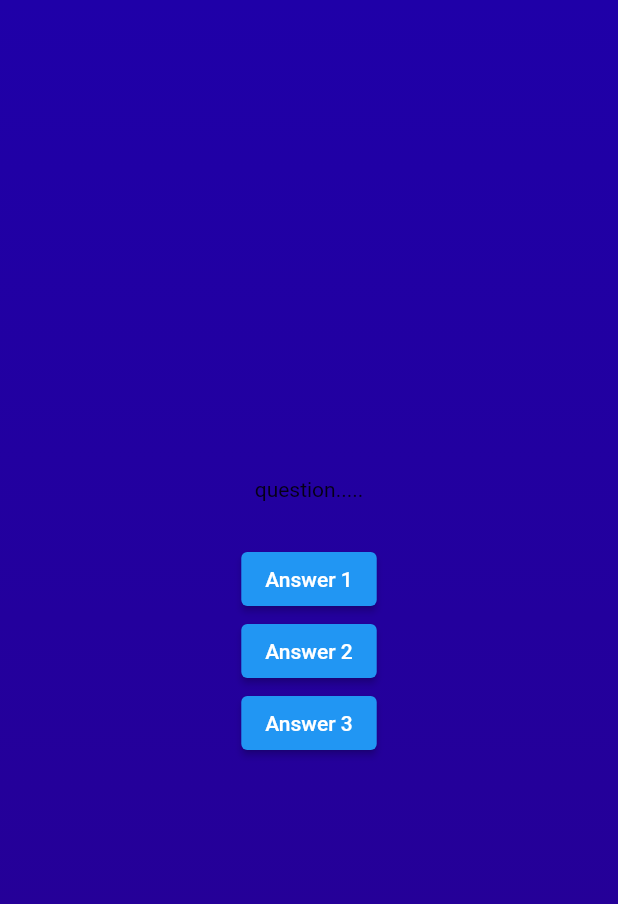
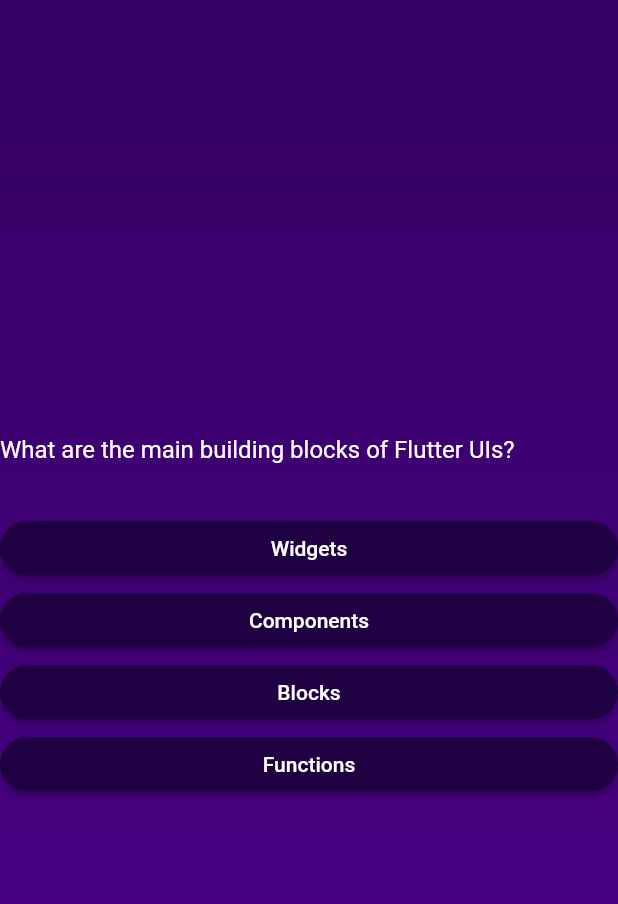
Before and after one commit to NdersCode/app_002, a Flutter app: the screen it shows after launch, after a tap on "Start quiz", on a phone screen of 412 x 824 dp. Shown: the top 904 px of the screen. Run offline on Flutter 3.47's test engine with Material 2 defaults, Android fonts, the phone set to English and light mode, and no system bars.

Commit message:
latest commit

```diff
--- a/lib/answer_button.dart
+++ b/lib/answer_button.dart
@@ -14,7 +14,14 @@
   Widget build(context) {
     return ElevatedButton(
       onPressed: onTap,
-      style: ElevatedButton.styleFrom(),
+      style: ElevatedButton.styleFrom(
+        padding: const EdgeInsets.symmetric(horizontal: 40, vertical: 10),
+        backgroundColor: const Color.fromARGB(255, 31, 0, 66),
+        foregroundColor: Colors.white,
+        shape: RoundedRectangleBorder(
+          borderRadius: BorderRadius.circular(30),
+        ),
+      ),
       child: Text(answerText),
     );
   }
--- a/lib/questions_screen.dart
+++ b/lib/questions_screen.dart
@@ -1,4 +1,5 @@
 import 'package:app_002/answer_button.dart';
+import 'package:app_002/data/questions.dart';
 import 'package:flutter/material.dart';
 
 class QuestionsScreen extends StatefulWidget {
@@ -11,26 +12,31 @@
 }
 
 class _QuestionsScreenState extends State<QuestionsScreen> {
-  var question = 'What is your name';
-
-  void printQuestion() {
-    setState(() {
-      question;
-    });
-  }
-
   @override
   Widget build(context) {
+    final currentQuestion = questions[0];
     return SizedBox(
       width: double.infinity,
       child: Column(
         mainAxisAlignment: MainAxisAlignment.center,
+        crossAxisAlignment: CrossAxisAlignment.stretch,
         children: [
-          const Text('question.....'),
-          const SizedBox(height: 28),
-          AnswerButton(answerText: 'Answer 1', onTap: () {}),
-          AnswerButton(answerText: 'Answer 2', onTap: () {}),
-          AnswerButton(answerText: 'Answer 3', onTap: () {}),
+          Text(
+            currentQuestion.text,
+            style: const TextStyle(
+              color: Colors.white,
+              fontSize: 16,
+            ),
+          ),
+          const SizedBox(height: 32),
+          ...currentQuestion.answers.map(
+            (answers) {
+              return AnswerButton(
+                answerText: answers,
+                onTap: () {},
+              );
+            },
+          ),
         ],
       ),
     );
--- a/lib/quiz.dart
+++ b/lib/quiz.dart
@@ -48,8 +48,8 @@
           decoration: const BoxDecoration(
             gradient: LinearGradient(
               colors: [
-                Color.fromARGB(255, 31, 0, 168),
-                Color.fromARGB(255, 39, 0, 146),
+                Color.fromARGB(255, 53, 0, 99),
+                Color.fromARGB(255, 76, 0, 139),
               ],
               begin: Alignment.topRight,
               end: Alignment.bottomRight,
```
